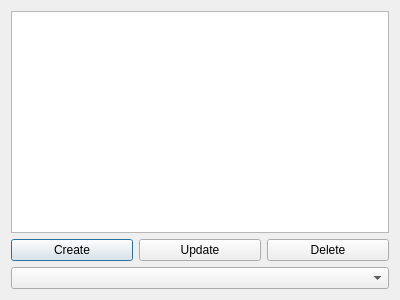
Old version of the form dialog.ui in the repository VeskeR/kpz-lab-4.
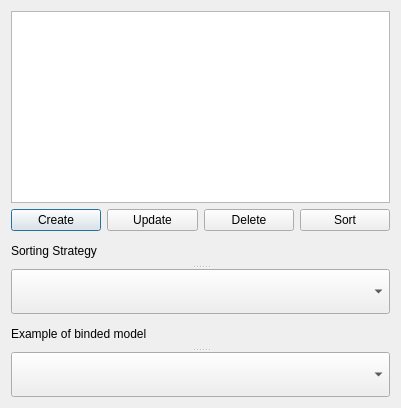
New version of the form.

Commit message: Layout for sorting strategy

What changed in the file:
```diff
--- a/dialog.ui
+++ b/dialog.ui
@@ -6,8 +6,8 @@
    <rect>
     <x>0</x>
     <y>0</y>
-    <width>400</width>
-    <height>300</height>
+    <width>401</width>
+    <height>408</height>
    </rect>
   </property>
   <property name="windowTitle">
@@ -40,10 +40,40 @@
        </property>
       </widget>
      </item>
+     <item>
+      <widget class="QPushButton" name="pushButton_4">
+       <property name="text">
+        <string>Sort</string>
+       </property>
+      </widget>
+     </item>
     </layout>
    </item>
    <item>
-    <widget class="QComboBox" name="comboBox"/>
+    <widget class="QSplitter" name="splitter">
+     <property name="orientation">
+      <enum>Qt::Vertical</enum>
+     </property>
+     <widget class="QLabel" name="label">
+      <property name="text">
+       <string>Sorting Strategy</string>
+      </property>
+     </widget>
+     <widget class="QComboBox" name="comboBox_2"/>
+    </widget>
+   </item>
+   <item>
+    <widget class="QSplitter" name="splitter_2">
+     <property name="orientation">
+      <enum>Qt::Vertical</enum>
+     </property>
+     <widget class="QLabel" name="label_2">
+      <property name="text">
+       <string>Example of binded model</string>
+      </property>
+     </widget>
+     <widget class="QComboBox" name="comboBox"/>
+    </widget>
    </item>
   </layout>
  </widget>
```
